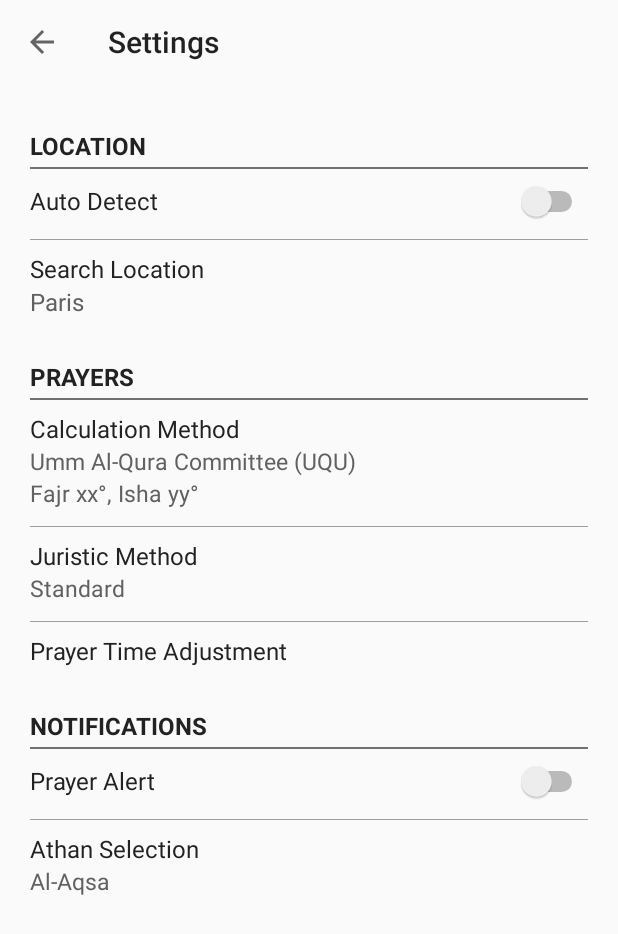
After one commit to exRivalis/athan_android, an Android app: the SettingsActivity screen opened directly, with no data from a screen before it, on a phone screen of 412 x 824 dp. The commit adds this screen. Shown: the top 934 px of the screen. Run offline under Robolectric (Android 15) with nearby library versions, the phone set to English and light mode, and no system bars.

Commit message:
added SettingsActivity (no interactions yet)

```diff
--- a/app/src/main/java/com/alterpat/athan/MainActivity.kt
+++ b/app/src/main/java/com/alterpat/athan/MainActivity.kt
@@ -1,6 +1,7 @@
 package com.alterpat.athan
 
 import android.content.Context
+import android.content.Intent
 import android.icu.text.SimpleDateFormat
 import android.icu.util.Calendar
 import android.icu.util.ULocale
@@ -8,7 +9,7 @@
 import android.os.CountDownTimer
 import android.util.Log
 import androidx.appcompat.app.AppCompatActivity
-import com.alterpat.athan.dao.UserConfig
+import com.alterpat.athan.model.UserConfig
 import com.alterpat.athan.model.AthanItem
 import com.alterpat.athan.model.PrayerTime
 import com.alterpat.athan.tool.PrayerTimeManager
@@ -39,6 +40,9 @@
         createNotificationChannel(this)
 
 
+        settingsBtn.setOnClickListener {
+            startActivity(Intent(this, SettingsActivity::class.java))
+        }
         //townNameTV.text = city
 
         /** set hejir date **/
--- /dev/null
+++ b/app/src/main/java/com/alterpat/athan/SettingsActivity.kt
@@ -0,0 +1,27 @@
+package com.alterpat.athan
+
+import androidx.appcompat.app.AppCompatActivity
+import android.os.Bundle
+import android.view.MenuItem
+import kotlinx.android.synthetic.main.activity_settings.*
+
+class SettingsActivity : AppCompatActivity() {
+    override fun onCreate(savedInstanceState: Bundle?) {
+        super.onCreate(savedInstanceState)
+        setContentView(R.layout.activity_settings)
+
+        setSupportActionBar(toolbar)
+        //supportActionBar?.setDisplayShowTitleEnabled(false)
+        supportActionBar?.setDisplayHomeAsUpEnabled(true)
+        supportActionBar?.setDisplayShowHomeEnabled(true)
+    }
+
+    override fun onOptionsItemSelected(item: MenuItem): Boolean {
+        super.onOptionsItemSelected(item)
+        if(item.itemId ==android.R.id.home){
+            onBackPressed();
+        }
+
+        return true
+    }
+}
--- a/app/src/main/java/com/alterpat/athan/dao/UserConfig.kt
+++ b/app/src/main/java/com/alterpat/athan/model/UserConfig.kt
@@ -1,4 +1,4 @@
-package com.alterpat.athan.dao
+package com.alterpat.athan.model
 
 class UserConfig(
     var city : String = "Fontenay-aux-roses",
@@ -11,7 +11,11 @@
     var juristic : Int = 0,
     var high_latitude : Int = 1,
     var fajrAngle : Double = 18.5,
-    var ishaAngle : Double = 17.0
+    var ishaAngle : Double = 17.0,
+    var prayerAdjustment: List<Int> = listOf(0, 0, 0, 0, 0),
+    var autoDetect : Boolean = false,
+    var prayerAlert : Boolean = true,
+    var athan : String = "Default"
 ) {
 
 
--- a/app/src/main/java/com/alterpat/athan/tool/AthanReceiver.kt
+++ b/app/src/main/java/com/alterpat/athan/tool/AthanReceiver.kt
@@ -6,7 +6,7 @@
 import android.util.Log
 import com.alterpat.athan.MainActivity.Companion.prayersNames
 import com.alterpat.athan.R
-import com.alterpat.athan.dao.UserConfig
+import com.alterpat.athan.model.UserConfig
 import com.google.gson.Gson
 
 
--- /dev/null
+++ b/app/src/main/res/drawable/circle_bg.xml
@@ -0,0 +1,7 @@
+<?xml version="1.0" encoding="utf-8"?>
+<shape xmlns:android="http://schemas.android.com/apk/res/android">
+    <solid
+        android:color="@android:color/transparent"/>
+    <corners
+        android:radius="60dp"/>
+</shape>
--- /dev/null
+++ b/app/src/main/res/drawable/ic_arrow_24.xml
@@ -0,0 +1,10 @@
+<vector xmlns:android="http://schemas.android.com/apk/res/android"
+    android:width="24dp"
+    android:height="24dp"
+    android:viewportWidth="24"
+    android:viewportHeight="24"
+    android:tint="?attr/colorControlNormal">
+  <path
+      android:fillColor="@android:color/white"
+      android:pathData="M11.67,3.87L9.9,2.1 0,12l9.9,9.9 1.77,-1.77L3.54,12z"/>
+</vector>
--- /dev/null
+++ b/app/src/main/res/drawable/ic_arrow_back_24.xml
@@ -0,0 +1,10 @@
+<vector xmlns:android="http://schemas.android.com/apk/res/android"
+    android:width="24dp"
+    android:height="24dp"
+    android:viewportWidth="24"
+    android:viewportHeight="24"
+    android:tint="?attr/colorControlNormal">
+  <path
+      android:fillColor="@android:color/white"
+      android:pathData="M20,11H7.83l5.59,-5.59L12,4l-8,8 8,8 1.41,-1.41L7.83,13H20v-2z"/>
+</vector>
--- /dev/null
+++ b/app/src/main/res/drawable/ic_settings_24.xml
@@ -0,0 +1,5 @@
+<vector android:height="24dp" android:tint="#BAB7BA"
+    android:viewportHeight="24" android:viewportWidth="24"
+    android:width="24dp" xmlns:android="http://schemas.android.com/apk/res/android">
+    <path android:fillColor="@android:color/white" android:pathData="M19.14,12.94c0.04,-0.3 0.06,-0.61 0.06,-0.94c0,-0.32 -0.02,-0.64 -0.07,-0.94l2.03,-1.58c0.18,-0.14 0.23,-0.41 0.12,-0.61l-1.92,-3.32c-0.12,-0.22 -0.37,-0.29 -0.59,-0.22l-2.39,0.96c-0.5,-0.38 -1.03,-0.7 -1.62,-0.94L14.4,2.81c-0.04,-0.24 -0.24,-0.41 -0.48,-0.41h-3.84c-0.24,0 -0.43,0.17 -0.47,0.41L9.25,5.35C8.66,5.59 8.12,5.92 7.63,6.29L5.24,5.33c-0.22,-0.08 -0.47,0 -0.59,0.22L2.74,8.87C2.62,9.08 2.66,9.34 2.86,9.48l2.03,1.58C4.84,11.36 4.8,11.69 4.8,12s0.02,0.64 0.07,0.94l-2.03,1.58c-0.18,0.14 -0.23,0.41 -0.12,0.61l1.92,3.32c0.12,0.22 0.37,0.29 0.59,0.22l2.39,-0.96c0.5,0.38 1.03,0.7 1.62,0.94l0.36,2.54c0.05,0.24 0.24,0.41 0.48,0.41h3.84c0.24,0 0.44,-0.17 0.47,-0.41l0.36,-2.54c0.59,-0.24 1.13,-0.56 1.62,-0.94l2.39,0.96c0.22,0.08 0.47,0 0.59,-0.22l1.92,-3.32c0.12,-0.22 0.07,-0.47 -0.12,-0.61L19.14,12.94zM12,15.6c-1.98,0 -3.6,-1.62 -3.6,-3.6s1.62,-3.6 3.6,-3.6s3.6,1.62 3.6,3.6S13.98,15.6 12,15.6z"/>
+</vector>
--- a/app/src/main/res/layout/activity_main.xml
+++ b/app/src/main/res/layout/activity_main.xml
@@ -7,6 +7,16 @@
     android:layout_height="match_parent"
     android:orientation="vertical"
     tools:context=".MainActivity">
+
+    <ImageButton
+        android:id="@+id/settingsBtn"
+        android:layout_width="wrap_content"
+        android:layout_height="wrap_content"
+        android:layout_margin="12dp"
+        android:src="@drawable/ic_settings_24"
+        android:background="@android:color/transparent"
+        app:layout_constraintEnd_toEndOf="parent"
+        app:layout_constraintTop_toTopOf="parent" />
 
     <ImageView
         android:layout_width="match_parent"
--- /dev/null
+++ b/app/src/main/res/layout/activity_settings.xml
@@ -0,0 +1,260 @@
+<?xml version="1.0" encoding="utf-8"?>
+<androidx.constraintlayout.widget.ConstraintLayout xmlns:android="http://schemas.android.com/apk/res/android"
+    xmlns:app="http://schemas.android.com/apk/res-auto"
+    xmlns:tools="http://schemas.android.com/tools"
+    android:layout_width="match_parent"
+    android:layout_height="match_parent"
+    tools:context=".SettingsActivity">
+
+    <androidx.appcompat.widget.Toolbar
+        android:id="@+id/toolbar"
+        android:layout_width="match_parent"
+        android:layout_height="?attr/actionBarSize"
+        app:title="@string/settings"
+        app:layout_constraintTop_toTopOf="parent" >
+        <!--
+        <ImageButton
+            android:layout_width="wrap_content"
+            android:layout_height="wrap_content"
+            android:src="@drawable/ic_arrow_back_24"
+            android:background="@drawable/circle_bg"/>
+        <TextView
+            android:layout_width="wrap_content"
+            android:layout_height="wrap_content"
+            android:text="@string/settings"
+            android:paddingStart="22dp"
+            android:textSize="23sp"
+            android:textStyle="bold"
+            android:textColor="@android:color/black"/>
+            -->
+    </androidx.appcompat.widget.Toolbar>
+
+    <ScrollView
+        android:layout_width="match_parent"
+        android:layout_height="match_parent"
+        android:layout_marginTop="?attr/actionBarSize"
+        android:paddingStart="20dp"
+        android:paddingEnd="20dp"
+        app:layout_constraintTop_toBottomOf="@+id/toolbar">
+
+        <LinearLayout
+            android:layout_width="match_parent"
+            android:layout_height="match_parent"
+            android:orientation="vertical">
+
+            <LinearLayout
+                android:id="@+id/locationLayout"
+                android:layout_width="match_parent"
+                android:layout_height="wrap_content"
+                android:layout_marginTop="30dp"
+                android:orientation="vertical">
+                <TextView
+                    android:layout_width="match_parent"
+                    android:layout_height="wrap_content"
+                    android:text="LOCATION"
+                    android:textStyle="bold"
+                    android:textSize="@dimen/settings_title_size"
+                    android:textColor="@color/colorText"/>
+
+                <View style="@style/Divider"
+                    android:layout_marginTop="3dp"/>
+
+                <LinearLayout
+                    android:layout_width="match_parent"
+                    android:layout_height="wrap_content"
+                    android:paddingTop="@dimen/settings_item_padding"
+                    android:paddingBottom="@dimen/settings_item_padding">
+                    <TextView
+                        android:layout_width="wrap_content"
+                        android:layout_height="wrap_content"
+                        android:layout_weight="1"
+                        android:text="@string/auto_detect"
+                        android:textSize="@dimen/settings_item_text_size"
+                        android:textColor="@color/colorText"/>
+                    <Switch
+                        android:id="@+id/autoLocationSwitch"
+                        android:layout_width="wrap_content"
+                        android:layout_height="wrap_content"
+                        tools:ignore="UseSwitchCompatOrMaterialXml" />
+                </LinearLayout>
+                <View style="@style/DividerThin"
+                    android:layout_marginTop="3dp"/>
+
+                <LinearLayout
+                    android:id="@+id/searchLocation"
+                    android:layout_width="match_parent"
+                    android:layout_height="wrap_content"
+                    android:orientation="vertical"
+                    android:clickable="true"
+                    android:foreground="?selectableItemBackground"
+                    android:paddingTop="@dimen/settings_item_padding"
+                    android:paddingBottom="@dimen/settings_item_padding">
+                    <TextView
+                        android:layout_width="match_parent"
+                        android:layout_height="wrap_content"
+                        android:text="@string/search_location"
+                        android:textSize="@dimen/settings_item_text_size"
+                        android:textColor="@color/colorText"/>
+                    <TextView
+                        android:id="@+id/locationName"
+                        android:layout_width="match_parent"
+                        android:layout_height="wrap_content"
+                        android:text="Paris"
+                        android:textSize="@dimen/settings_item_text_size"
+                        android:textColor="@color/colorTextSub"/>
+                </LinearLayout>
+
+            </LinearLayout>
+
+            <LinearLayout
+                android:id="@+id/prayersLayout"
+                android:layout_width="match_parent"
+                android:layout_height="wrap_content"
+                android:layout_marginTop="20dp"
+                android:orientation="vertical">
+                <TextView
+                    android:layout_width="match_parent"
+                    android:layout_height="wrap_content"
+                    android:text="@string/prayers"
+                    android:textAllCaps="true"
+                    android:textStyle="bold"
+                    android:textSize="@dimen/settings_title_size"
+                    android:textColor="@color/colorText"/>
+                <View style="@style/Divider"
+                    android:layout_marginTop="3dp"/>
+                <LinearLayout
+                    android:id="@+id/calcMethod"
+                    android:layout_width="match_parent"
+                    android:layout_height="wrap_content"
+                    android:clickable="true"
+                    android:foreground="?selectableItemBackground"
+                    android:paddingTop="@dimen/settings_item_padding"
+                    android:paddingBottom="@dimen/settings_item_padding"
+                    android:orientation="vertical">
+                    <TextView
+                        android:layout_width="match_parent"
+                        android:layout_height="wrap_content"
+                        android:text="@string/calculation_method"
+                        android:textSize="@dimen/settings_item_text_size"
+                        android:textColor="@color/colorText"/>
+                    <TextView
+                        android:id="@+id/calcMethodName"
+                        android:layout_width="match_parent"
+                        android:layout_height="wrap_content"
+                        android:text="Umm Al-Qura Committee (UQU)"
+                        android:textSize="@dimen/settings_text_sub_size"
+                        android:textColor="@color/colorTextSub"/>
+                    <TextView
+                        android:id="@+id/calcMethodDescription"
+                        android:layout_width="match_parent"
+                        android:layout_height="wrap_content"
+                        android:text="Fajr xx°, Isha yy°"
+                        android:textSize="@dimen/settings_text_sub_size"
+                        android:textColor="@color/colorTextSub"/>
+                </LinearLayout>
+                <View style="@style/DividerThin"
+                    android:layout_marginTop="3dp"/>
+                <LinearLayout
+                    android:id="@+id/juristicMethod"
+                    android:layout_width="match_parent"
+                    android:layout_height="wrap_content"
+                    android:clickable="true"
+                    android:foreground="?selectableItemBackground"
+                    android:paddingTop="@dimen/settings_item_padding"
+                    android:paddingBottom="@dimen/settings_item_padding"
+                    android:orientation="vertical">
+                    <TextView
+                        android:layout_width="match_parent"
+                        android:layout_height="wrap_content"
+                        android:text="@string/juristic_method"
+                        android:textSize="@dimen/settings_item_text_size"
+                        android:textColor="@color/colorText"/>
+                    <TextView
+                        android:id="@+id/juristicMethodName"
+                        android:layout_width="match_parent"
+                        android:layout_height="wrap_content"
+                        android:text="Standard"
+                        android:textSize="@dimen/settings_text_sub_size"
+                        android:textColor="@color/colorTextSub"/>
+
+                </LinearLayout>
+                <View style="@style/DividerThin"
+                    android:layout_marginTop="3dp"/>
+                <TextView
+                    android:id="@+id/prayerTimeAdjust"
+                    android:layout_width="match_parent"
+                    android:layout_height="wrap_content"
+                    android:paddingTop="@dimen/settings_item_padding"
+                    android:paddingBottom="@dimen/settings_item_padding"
+                    android:clickable="true"
+                    android:foreground="?selectableItemBackground"
+                    android:text="@string/prayer_time_adjustment"
+                    android:textSize="@dimen/settings_item_text_size"
+                    android:textColor="@color/colorText"/>
+            </LinearLayout>
+
+            <LinearLayout
+                android:id="@+id/notificationLayout"
+                android:layout_width="match_parent"
+                android:layout_height="wrap_content"
+                android:layout_marginTop="20dp"
+                android:orientation="vertical">
+                <TextView
+                    android:layout_width="match_parent"
+                    android:layout_height="wrap_content"
+                    android:text="@string/notifications"
+                    android:textAllCaps="true"
+                    android:textStyle="bold"
+                    android:textSize="@dimen/settings_title_size"
+                    android:textColor="@color/colorText"/>
+                <View style="@style/Divider"
+                    android:layout_marginTop="3dp"/>
+                <LinearLayout
+                    android:layout_width="match_parent"
+                    android:layout_height="wrap_content"
+                    android:paddingTop="@dimen/settings_item_padding"
+                    android:paddingBottom="@dimen/settings_item_padding">
+                    <TextView
+                        android:layout_width="wrap_content"
+                        android:layout_height="wrap_content"
+                        android:layout_weight="1"
+                        android:text="@string/prayer_alert"
+                        android:textSize="@dimen/settings_item_text_size"
+                        android:textColor="@color/colorText"/>
+                    <Switch
+                        android:id="@+id/prayerAlertSwitch"
+                        android:layout_width="wrap_content"
+                        android:layout_height="wrap_content"
+                        tools:ignore="UseSwitchCompatOrMaterialXml" />
+                </LinearLayout>
+                <View style="@style/DividerThin"
+                    android:layout_marginTop="3dp"/>
+                <LinearLayout
+                    android:id="@+id/athanSelection"
+                    android:layout_width="match_parent"
+                    android:layout_height="wrap_content"
+                    android:clickable="true"
+                    android:foreground="?selectableItemBackground"
+                    android:paddingTop="@dimen/settings_item_padding"
+                    android:paddingBottom="@dimen/settings_item_padding"
+                    android:orientation="vertical">
+                    <TextView
+                        android:layout_width="match_parent"
+                        android:layout_height="wrap_content"
+                        android:text="@string/athan_selection"
+                        android:textSize="@dimen/settings_item_text_size"
+                        android:textColor="@color/colorText"/>
+                    <TextView
+                        android:id="@+id/selectedAthanName"
+                        android:layout_width="match_parent"
+                        android:layout_height="wrap_content"
+                        android:text="Al-Aqsa"
+                        android:textSize="@dimen/settings_text_sub_size"
+                        android:textColor="@color/colorTextSub"/>
+
+                </LinearLayout>
+            </LinearLayout>
+
+        </LinearLayout>
+    </ScrollView>
+</androidx.constraintlayout.widget.ConstraintLayout>
--- a/app/src/main/res/values/colors.xml
+++ b/app/src/main/res/values/colors.xml
@@ -4,5 +4,8 @@
     <color name="colorPrimaryDark">#3700B3</color>
     <color name="colorAccent">#03DAC5</color>
     <color name="colorText">#222222</color>
+    <!--<color name="colorTextSub">#616161</color>-->
+    <color name="colorTextSub">#616161</color>
     <color name="background_color">#4CAF50</color>
+
 </resources>
--- /dev/null
+++ b/app/src/main/res/values/dimens.xml
@@ -0,0 +1,7 @@
+<?xml version="1.0" encoding="utf-8"?>
+<resources>
+    <dimen name="settings_title_size">16sp</dimen>
+    <dimen name="settings_item_text_size">16sp</dimen>
+    <dimen name="settings_text_sub_size">15sp</dimen>
+    <dimen name="settings_item_padding">8dp</dimen>
+</resources>
--- a/app/src/main/res/values/strings.xml
+++ b/app/src/main/res/values/strings.xml
@@ -1,5 +1,15 @@
 <resources>
-    <string name="app_name">Athan</string>
-    <string name="athanSharedPrefs">athanPrefs</string>
-    <string name="userConfig">userConfig</string>
+    <string name="app_name" translatable="false">Athan</string>
+    <string name="athanSharedPrefs" translatable="false">athanPrefs</string>
+    <string name="userConfig" translatable="false">userConfig</string>
+    <string name="settings">Settings</string>
+    <string name="auto_detect">Auto Detect</string>
+    <string name="search_location">Search Location</string>
+    <string name="prayers">Prayers</string>
+    <string name="calculation_method">Calculation Method</string>
+    <string name="juristic_method">Juristic Method</string>
+    <string name="prayer_time_adjustment">Prayer Time Adjustment</string>
+    <string name="notifications">Notifications</string>
+    <string name="prayer_alert">Prayer Alert</string>
+    <string name="athan_selection">Athan Selection</string>
 </resources>
--- a/app/src/main/res/values/styles.xml
+++ b/app/src/main/res/values/styles.xml
@@ -7,4 +7,16 @@
         <item name="colorAccent">@color/colorAccent</item>
     </style>
 
+    <style name="Divider">
+        <item name="android:layout_width">match_parent</item>
+        <item name="android:layout_height">1.4dp</item>
+        <item name="android:background">#717171</item>
+    </style>
+
+    <style name="DividerThin">
+        <item name="android:layout_width">match_parent</item>
+        <item name="android:layout_height">0.4dp</item>
+        <item name="android:background">#9E9E9E</item>
+    </style>
+
 </resources>
```
Also changed, not shown: app/src/main/AndroidManifest.xml (+4 -5 lines), 1 other file.
